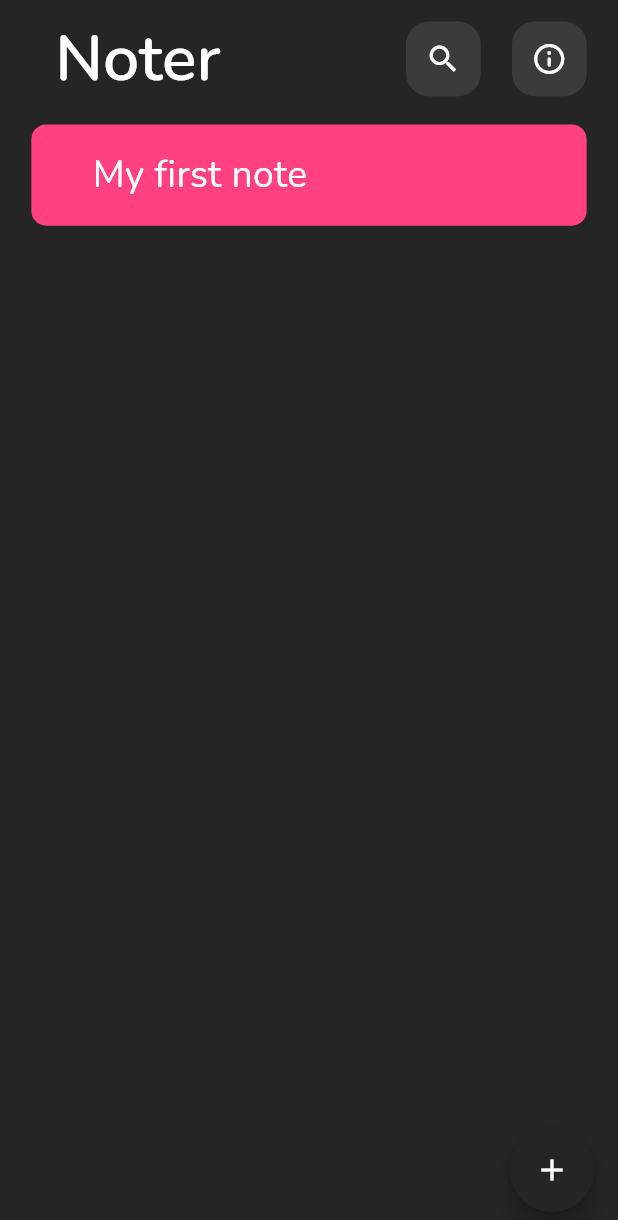
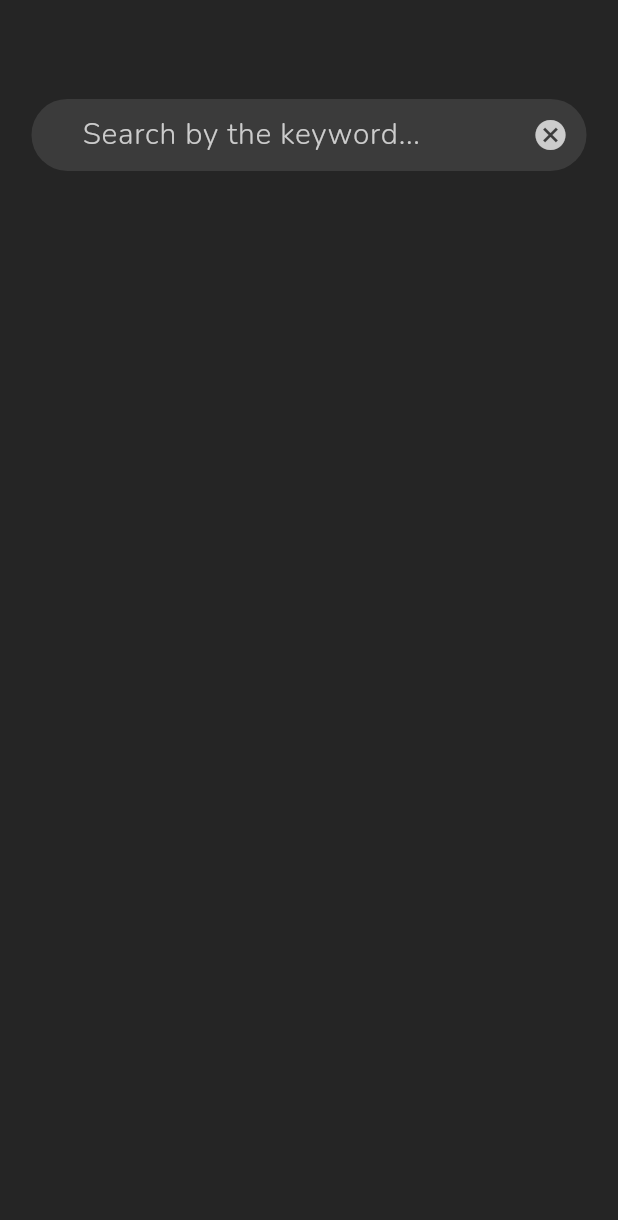
Before and after one commit to neketta300/note_app, a Flutter app: the screen it shows after launch, after a tap on the "search" icon, on a phone screen of 412 x 824 dp. Shown: the top 1220 px of the screen. Run offline on Flutter 3.47's test engine with Material 3 defaults, Android fonts, the phone set to English and light mode, and no system bars; our stand-ins replace google_fonts.

Commit message:
Добавил экран поиска

```diff
--- a/lib/app/note_app.dart
+++ b/lib/app/note_app.dart
@@ -1,5 +1,6 @@
 import 'package:flutter/material.dart';
 import 'package:notes_app/features/create/view/create_screen.dart';
+import 'package:notes_app/features/search/view/search_screen.dart';
 
 import '../features/home/home.dart';
 
@@ -20,8 +21,9 @@ class NoteApp extends StatelessWidget {
       debugShowCheckedModeBanner: false,
       initialRoute: '/',
       routes: {
-        '/': (context) => HomeScreen(),
-        '/create_new_note': (context) => CreateScreen(),
+        '/': (context) => const HomeScreen(),
+        '/create_new_note': (context) => const CreateScreen(),
+        '/search_note': (context) => const SearchScreen(),
       },
     );
   }
--- a/lib/features/create/view/create_screen.dart
+++ b/lib/features/create/view/create_screen.dart
@@ -101,30 +101,30 @@ class CreateNoteTextField extends StatelessWidget {
     required this.hintSize,
     required this.textSize,
     required this.hintText,
-    this.validator,
     required this.textEditingController,
     required this.autofocus,
+    this.validator,
   });
   final TextEditingController textEditingController;
   final double hintSize;
   final double textSize;
   final String hintText;
+  final bool autofocus;
   final String? Function(String?)? validator;
-  final bool autofocus;
   @override
   Widget build(BuildContext context) {
     return Theme(
       data: Theme.of(context).copyWith(
         textSelectionTheme: const TextSelectionThemeData(
           selectionColor: Color(0xff9A9A9A),
-          selectionHandleColor: Colors.white,
+          selectionHandleColor: Color(0xff9A9A9A),
         ),
       ),
       child: TextFormField(
         autofocus: autofocus,
         controller: textEditingController,
         validator: validator,
-        cursorColor: Colors.white,
+        cursorColor: Color(0xff9A9A9A),
         style: GoogleFonts.nunito(
           fontSize: ResponsiveSize.responsiveFontSize(
             context,
--- a/lib/features/home/view/home_scree.dart
+++ b/lib/features/home/view/home_scree.dart
@@ -40,7 +40,11 @@ class HomeScreen extends StatelessWidget {
               ),
               floating: true,
               actions: [
-                AppBarButton(icon: Icons.search, onTap: () {}),
+                AppBarButton(
+                  icon: Icons.search,
+                  onTap: () =>
+                      Navigator.pushNamed(context, '/search_note'),
+                ),
                 SizedBox(
                   width: ResponsiveSize.fromFigmaWidth(context, 21),
                 ),
@@ -57,31 +61,10 @@ class HomeScreen extends StatelessWidget {
             ),
             SliverList(
               delegate: SliverChildBuilderDelegate((context, index) {
-                return Container(
-                  decoration: BoxDecoration(
-                    color: Colors.pinkAccent,
-                    borderRadius: BorderRadius.circular(10),
-                  ),
-                  padding: EdgeInsets.symmetric(
-                    horizontal: ResponsiveSize.fromFigmaWidth(
-                      context,
-                      41,
-                    ),
-                    vertical: ResponsiveSize.fromFigmaHeight(
-                      context,
-                      21,
-                    ),
-                  ),
-                  child: Text(
-                    'My first note',
-                    style: GoogleFonts.nunito(
-                      fontSize: ResponsiveSize.responsiveFontSize(
-                        context,
-                        25,
-                      ),
-                      color: Colors.white,
-                    ),
-                  ),
+                return NoteTile(
+                  color: Colors.purple,
+                  text: 'My first tile',
+                  onTap: () {},
                 );
               }, childCount: 1),
             ),
--- /dev/null
+++ b/lib/features/search/view/search_screen.dart
@@ -0,0 +1,96 @@
+import 'package:flutter/material.dart';
+import 'package:google_fonts/google_fonts.dart';
+import 'package:notes_app/helpers/responsive_size.dart';
+
+import '../../../widgets/widgets.dart';
+
+class SearchScreen extends StatelessWidget {
+  const SearchScreen({super.key});
+
+  @override
+  Widget build(BuildContext context) {
+    return Scaffold(
+      backgroundColor: Color(0xff252525),
+      body: Padding(
+        padding: const EdgeInsets.symmetric(horizontal: 21),
+        child: CustomScrollView(
+          slivers: [
+            SliverToBoxAdapter(
+              child: SizedBox(
+                height: ResponsiveSize.fromFigmaHeight(context, 88),
+              ),
+            ),
+            SliverToBoxAdapter(
+              child: Theme(
+                data: Theme.of(context).copyWith(
+                  textSelectionTheme: const TextSelectionThemeData(
+                    selectionColor: Color(0xff9A9A9A),
+                    selectionHandleColor: Color(0xff9A9A9A),
+                  ),
+                ),
+                child: TextField(
+                  cursorColor: Color(0xff9A9A9A),
+                  style: GoogleFonts.nunito(
+                    fontSize: ResponsiveSize.responsiveFontSize(
+                      context,
+                      20,
+                    ),
+                    fontWeight: FontWeight.w300,
+                    color: Color(0xffCCCCCC),
+                  ),
+                  decoration: InputDecoration(
+                    suffixIcon: GestureDetector(
+                      onTap: () {
+                        Navigator.of(context).pop();
+                      },
+                      child: Icon(
+                        Icons.cancel,
+                        color: Color(0xffCCCCCC),
+                      ),
+                    ),
+                    contentPadding: EdgeInsets.symmetric(
+                      horizontal: ResponsiveSize.responsiveFontSize(
+                        context,
+                        30,
+                      ),
+                    ),
+                    filled: true,
+                    fillColor: Color(0xff3B3B3B),
+                    hintText: 'Search by the keyword...',
+                    hintStyle: GoogleFonts.nunito(
+                      color: Color(0xFFCCCCCC),
+                      fontWeight: FontWeight.w300,
+                      fontSize: ResponsiveSize.responsiveFontSize(
+                        context,
+                        20,
+                      ),
+                    ),
+
+                    border: OutlineInputBorder(
+                      borderRadius: BorderRadius.circular(30),
+                      borderSide: BorderSide.none,
+                    ),
+                  ),
+                ),
+              ),
+            ),
+            SliverToBoxAdapter(
+              child: SizedBox(
+                height: ResponsiveSize.fromFigmaHeight(context, 21),
+              ),
+            ),
+            SliverList(
+              delegate: SliverChildBuilderDelegate((context, index) {
+                return NoteTile(
+                  color: Colors.transparent,
+                  text: '',
+                  onTap: () {},
+                );
+              }, childCount: 1),
+            ),
+          ],
+        ),
+      ),
+    );
+  }
+}
--- /dev/null
+++ b/lib/widgets/note_tile.dart
@@ -0,0 +1,40 @@
+import 'package:flutter/material.dart';
+import 'package:google_fonts/google_fonts.dart';
+
+import '../helpers/helpers.dart';
+
+class NoteTile extends StatelessWidget {
+  const NoteTile({
+    super.key,
+    required this.color,
+    required this.text,
+    required this.onTap,
+  });
+
+  final Color color;
+  final String text;
+  final void Function() onTap;
+  @override
+  Widget build(BuildContext context) {
+    return GestureDetector(
+      onTap: onTap,
+      child: Container(
+        decoration: BoxDecoration(
+          color: color,
+          borderRadius: BorderRadius.circular(10),
+        ),
+        padding: EdgeInsets.symmetric(
+          horizontal: ResponsiveSize.fromFigmaWidth(context, 41),
+          vertical: ResponsiveSize.fromFigmaHeight(context, 21),
+        ),
+        child: Text(
+          text,
+          style: GoogleFonts.nunito(
+            fontSize: ResponsiveSize.responsiveFontSize(context, 25),
+            color: Colors.white,
+          ),
+        ),
+      ),
+    );
+  }
+}
--- a/lib/widgets/widgets.dart
+++ b/lib/widgets/widgets.dart
@@ -1 +1,2 @@
 export 'app_bar_button.dart';
+export 'note_tile.dart';
```
